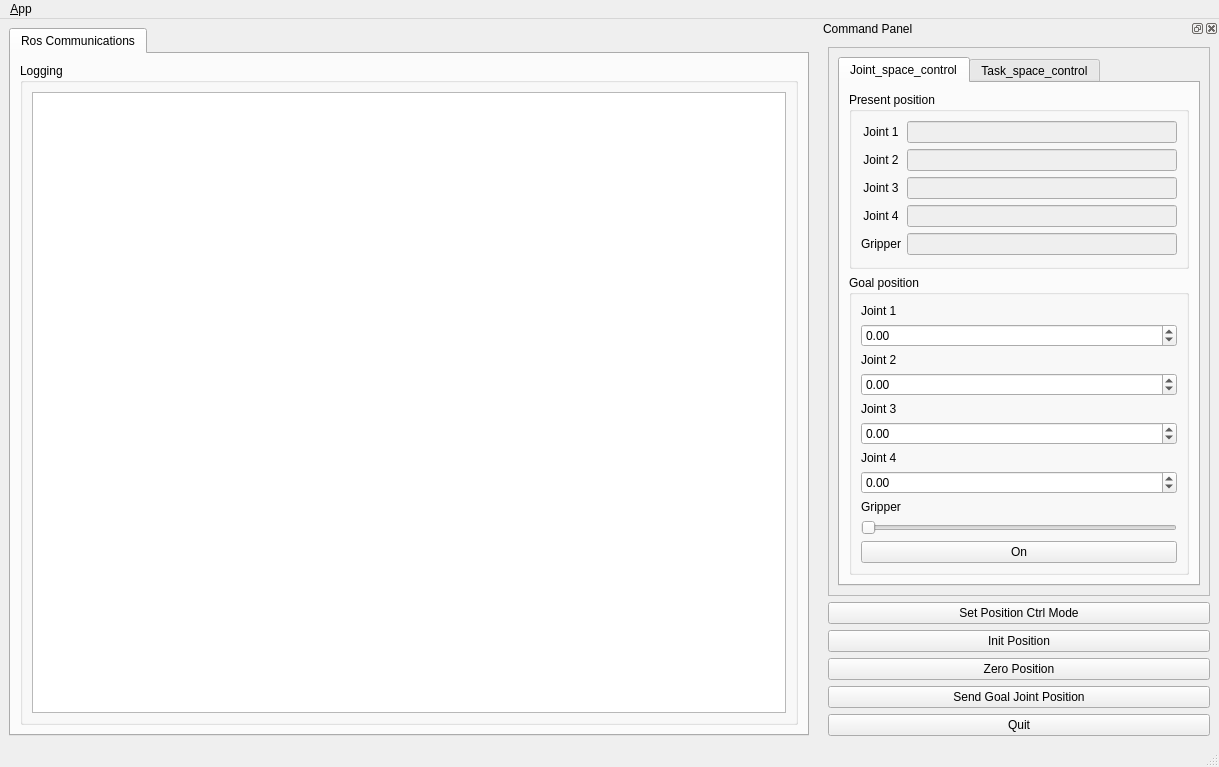
First picture: the form in manipulator_x_position_ctrl_module_gui/ui/main_window.ui, repository thor-mang/ROBOTIS-MANIPULATOR-X, before the edit.
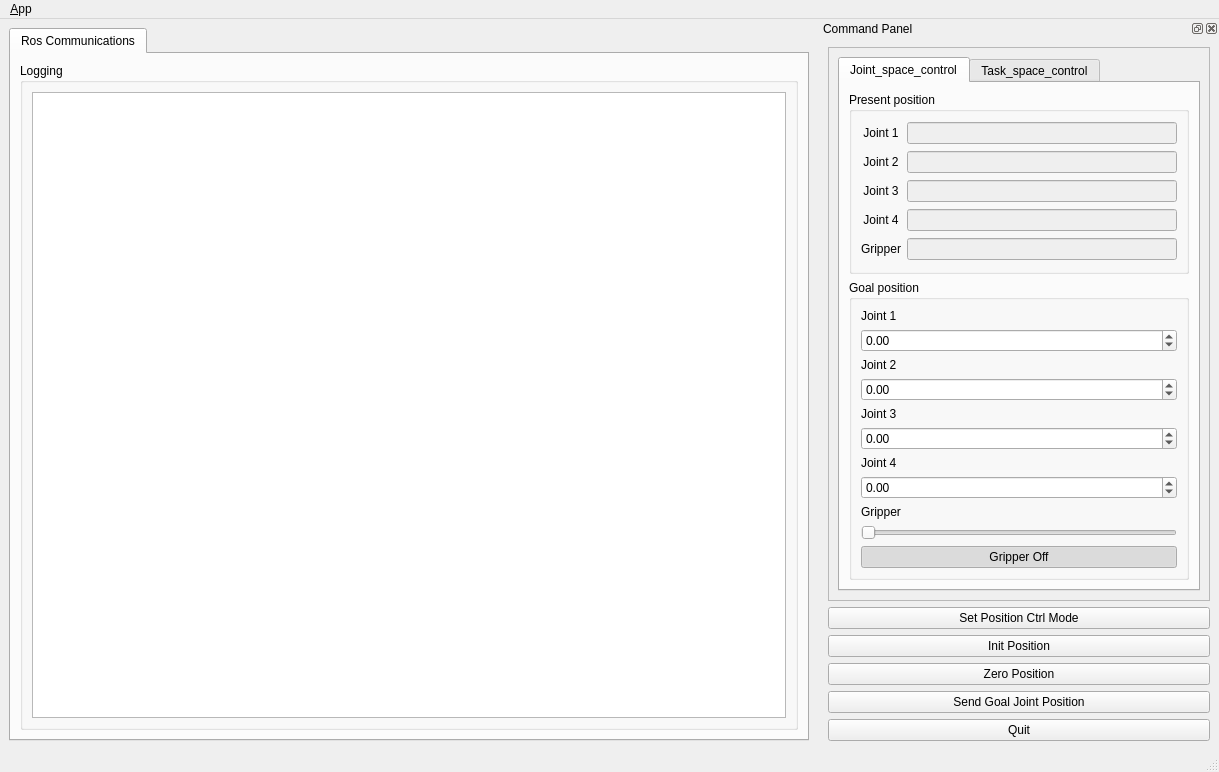
Second picture: the form after the edit. Icons and pictures are not drawn.

Commit message: update gripper module and gui

What changed in the file:
```diff
--- a/manipulator_x_position_ctrl_module_gui/ui/main_window.ui
+++ b/manipulator_x_position_ctrl_module_gui/ui/main_window.ui
@@ -7,7 +7,7 @@
     <x>0</x>
     <y>0</y>
     <width>1219</width>
-    <height>767</height>
+    <height>772</height>
    </rect>
   </property>
   <property name="minimumSize">
@@ -116,7 +116,7 @@
    <property name="minimumSize">
     <size>
      <width>400</width>
-     <height>726</height>
+     <height>731</height>
     </size>
    </property>
    <property name="maximumSize">
@@ -233,15 +233,30 @@
                <item row="12" column="0">
                 <widget class="QPushButton" name="gripper_des_pos_pushButton">
                  <property name="text">
-                  <string>On</string>
+                  <string>Gripper Off</string>
+                 </property>
+                 <property name="checkable">
+                  <bool>true</bool>
+                 </property>
+                 <property name="checked">
+                  <bool>true</bool>
                  </property>
                 </widget>
                </item>
                <item row="11" column="0">
-                <widget class="QSlider" name="gripper_des_pos_horizontalSlider">
+                <widget class="QSlider" name="gripper_goal_position_horizontalSlider">
+                 <property name="maximum">
+                  <number>140</number>
+                 </property>
+                 <property name="pageStep">
+                  <number>30</number>
+                 </property>
                  <property name="orientation">
                   <enum>Qt::Horizontal</enum>
                  </property>
+                 <property name="tickPosition">
+                  <enum>QSlider::NoTicks</enum>
+                 </property>
                 </widget>
                </item>
                <item row="1" column="0">
```
Left out of the diff: 24 changed lines with no effect on the pictures. The commit also changes 16 other files.
